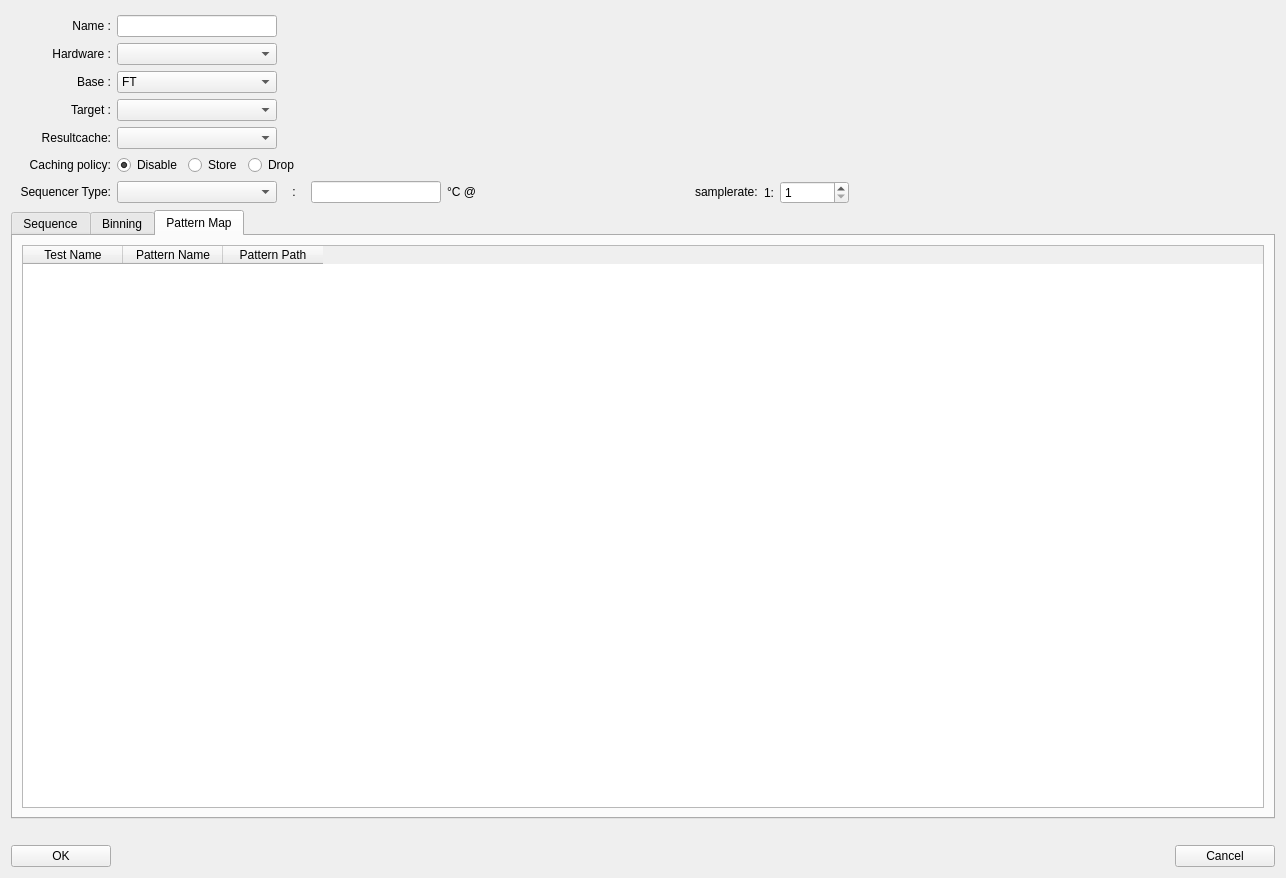
Semi-ATE/Semi-ATE, file src/ATE_spyder/ate_spyder/widgets/actions_on/program/TestProgramWizard.ui: the form before one commit.
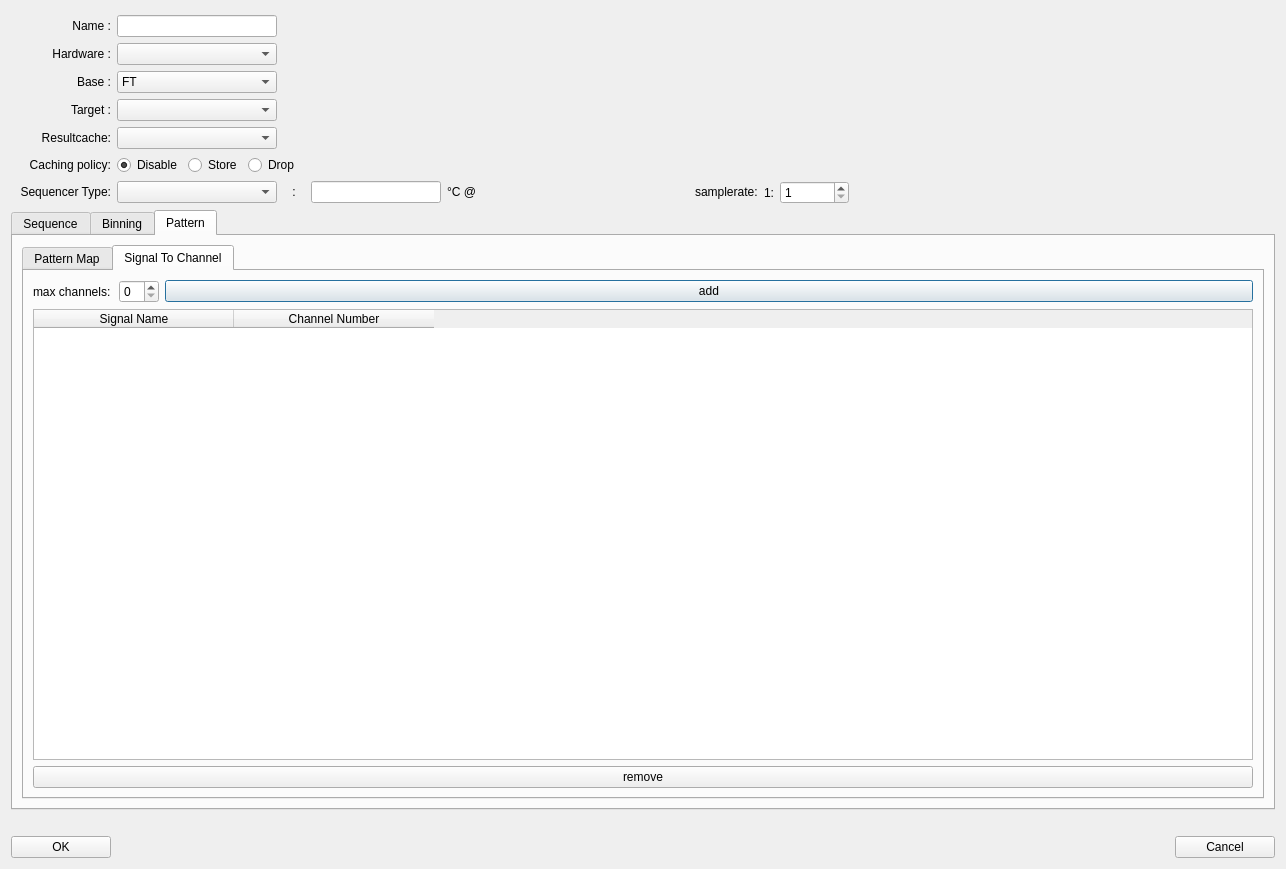
The form after the commit. The open tabs and pages were chosen to show the change.

Commit message:
#256 add signal to channel assignment
* add ui support
* generate yml file for signal to channel assignment
* add migration

The edit to the form file:
```diff
--- a/src/ATE_spyder/ate_spyder/widgets/actions_on/program/TestProgramWizard.ui
+++ b/src/ATE_spyder/ate_spyder/widgets/actions_on/program/TestProgramWizard.ui
@@ -7,7 +7,7 @@
     <x>0</x>
     <y>0</y>
     <width>1286</width>
-    <height>878</height>
+    <height>869</height>
    </rect>
   </property>
   <property name="windowTitle">
@@ -1427,10 +1427,22 @@
          <string>patternmap</string>
         </property>
         <attribute name="title">
-         <string>Pattern Map</string>
+         <string>Pattern</string>
         </attribute>
         <layout class="QGridLayout" name="gridLayout_2">
          <item row="0" column="0">
+          <widget class="QTabWidget" name="tabWidget">
+           <property name="currentIndex">
+            <number>0</number>
+           </property>
+           <widget class="QWidget" name="tab_2">
+            <attribute name="title">
+             <string>Pattern Map</string>
+            </attribute>
+            <layout class="QGridLayout" name="gridLayout_6">
+             <item row="0" column="0">
+              <layout class="QGridLayout" name="gridLayout_4">
+               <item row="0" column="0">
           <widget class="QTableWidget" name="pattern_table">
            <column>
             <property name="text">
@@ -1447,6 +1459,106 @@
              <string>Pattern Path</string>
             </property>
            </column>
+                </widget>
+               </item>
+              </layout>
+             </item>
+            </layout>
+           </widget>
+           <widget class="QWidget" name="tab_3">
+            <attribute name="title">
+             <string>Signal To Channel</string>
+            </attribute>
+            <layout class="QGridLayout" name="gridLayout_8">
+             <item row="2" column="0">
+              <layout class="QGridLayout" name="gridLayout_7">
+               <item row="0" column="0">
+                <widget class="QTableWidget" name="signal_to_channel_table">
+                 <property name="sizePolicy">
+                  <sizepolicy hsizetype="Expanding" vsizetype="Expanding">
+                   <horstretch>0</horstretch>
+                   <verstretch>0</verstretch>
+                  </sizepolicy>
+                 </property>
+                 <attribute name="horizontalHeaderDefaultSectionSize">
+                  <number>200</number>
+                 </attribute>
+                 <column>
+                  <property name="text">
+                   <string>Signal Name</string>
+                  </property>
+                 </column>
+                 <column>
+                  <property name="text">
+                   <string>Channel Number</string>
+                  </property>
+                 </column>
+                </widget>
+               </item>
+              </layout>
+             </item>
+             <item row="1" column="0">
+              <layout class="QHBoxLayout" name="horizontalLayout">
+               <item>
+                <widget class="QLabel" name="label_7">
+                 <property name="minimumSize">
+                  <size>
+                   <width>50</width>
+                   <height>0</height>
+                  </size>
+                 </property>
+                 <property name="maximumSize">
+                  <size>
+                   <width>80</width>
+                   <height>16777215</height>
+                  </size>
+                 </property>
+                 <property name="text">
+                  <string>max channels:</string>
+                 </property>
+                </widget>
+               </item>
+               <item>
+                <widget class="QSpinBox" name="num_channels">
+                 <property name="maximumSize">
+                  <size>
+                   <width>40</width>
+                   <height>16777215</height>
+                  </size>
+                 </property>
+                </widget>
+               </item>
+               <item>
+                <layout class="QHBoxLayout" name="horizontalLayout_8"/>
+               </item>
+               <item>
+                <widget class="QPushButton" name="add">
+                 <property name="minimumSize">
+                  <size>
+                   <width>1000</width>
+                   <height>0</height>
+                  </size>
+                 </property>
+                 <property name="text">
+                  <string>add</string>
+                 </property>
+                </widget>
+               </item>
+              </layout>
+             </item>
+             <item row="3" column="0">
+              <layout class="QHBoxLayout" name="horizontalLayout_2">
+               <item>
+                <widget class="QPushButton" name="remove">
+                 <property name="text">
+                  <string>remove</string>
+                 </property>
+                </widget>
+               </item>
+              </layout>
+             </item>
+            </layout>
+           </widget>
           </widget>
          </item>
         </layout>
```
Lines whose indentation alone changed are shown as unchanged. The commit also changes 11 other files.
